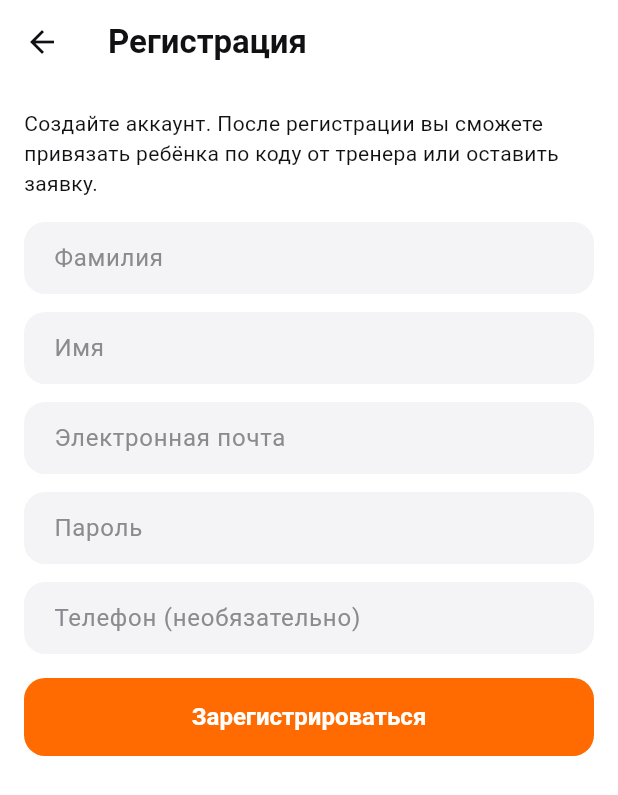
After one commit to soferty2020/Oktagon, a Flutter app: the screen it shows after launch, after a tap on "Войти", after a tap on "Зарегистрироваться", on a phone screen of 412 x 824 dp. The commit adds this screen. Shown: the top 795 px of the screen. Run offline on Flutter 3.47's test engine with Material 3 defaults, Android fonts, the phone set to English and light mode, and no system bars; our stand-ins replace flutter_secure_storage.

Commit message:
feat(mobile): регистрация родителя и привязка ребёнка (ADR-0015)
Родитель больше не упирается в «попросите приглашение»: на экране входа
появилась регистрация, а на главной без детей — кнопка «Добавить ребёнка».

**Регистрация.** Почта, пароль, имя, фамилия, телефон. После успеха человек
авторизован и видит общие разделы: новости и расписание.

**Привязка.** Экран «Добавить ребёнка»: код от тренера (8 символов, принимается
с любым регистром) и заявка — ФИО ребёнка, дата рождения, телефон. Список своих
заявок со статусом и причиной отказа.

**Пустое состояние главной** вместо тупикового текста: объясняет два пути и ведёт
на привязку. После успеха список детей перезагружается.

Проверено: analyze и тесты — в CI (локального Flutter нет).

```diff
--- a/apps/mobile/lib/app.dart
+++ b/apps/mobile/lib/app.dart
@@ -3,6 +3,7 @@ import 'package:flutter/material.dart';
 import 'app_theme.dart';
 import 'core/api_client.dart';
 import 'features/attendance/attendance_repository.dart';
+import 'features/home/onboarding_repository.dart';
 import 'features/auth/auth_controller.dart';
 import 'features/auth/login_screen.dart';
 import 'features/chat/chat_controller.dart';
@@ -36,6 +37,7 @@ class OctagonApp extends StatelessWidget {
     required this.sportsController,
     required this.chatsController,
     required this.attendanceRepository,
+    required this.onboardingRepository,
     required this.trainerDayController,
     required this.trainerCalendarController,
     required this.trainerStudentsController,
@@ -57,6 +59,9 @@ class OctagonApp extends StatelessWidget {
 
   /// Нужен истории посещений и предупреждению об отсутствии (H5, H6).
   final AttendanceRepository attendanceRepository;
+
+  /// Привязка ребёнка (ADR-0015): код от тренера или заявка.
+  final OnboardingRepository onboardingRepository;
 
   final TrainerDayController trainerDayController;
   final TrainerCalendarController trainerCalendarController;
@@ -123,6 +128,7 @@ class OctagonApp extends StatelessWidget {
         sports: sportsController,
         chats: chatsController,
         attendance: attendanceRepository,
+      onboarding: onboardingRepository,
         chatFactory: chatFactory,
       );
     }
--- a/apps/mobile/lib/features/auth/login_screen.dart
+++ b/apps/mobile/lib/features/auth/login_screen.dart
@@ -2,6 +2,7 @@ import 'package:flutter/material.dart';
 
 import 'auth_controller.dart';
 import 'invite_code_screen.dart';
+import 'register_screen.dart';
 
 /// Экран входа (H1).
 ///
@@ -154,22 +155,33 @@ class _LoginScreenState extends State<LoginScreen> {
                         ),
                         const SizedBox(height: 16),
                         Text(
-                          'Нет доступа? Попросите администратора клуба отправить приглашение.',
+                          'Нет учётной записи? Зарегистрируйтесь — это бесплатно.',
                           textAlign: TextAlign.center,
                           style: Theme.of(context).textTheme.bodySmall?.copyWith(
                                 color: const Color(0xFF888888),
                               ),
                         ),
+                        const SizedBox(height: 4),
+                        // Регистрация — основной путь для родителя (ADR-0015):
+                        // без неё приложение бесполезно до звонка администратору.
+                        FilledButton.tonal(
+                          onPressed: () => Navigator.of(context).push(
+                            MaterialPageRoute<void>(
+                              builder: (context) => RegisterScreen(auth: widget.controller),
+                            ),
+                          ),
+                          child: const Text('Зарегистрироваться'),
+                        ),
                         const SizedBox(height: 8),
-                        // Код — основной путь для тренера: ссылку из браузера в
-                        // зале открывать неудобно (ADR-0014).
+                        // Код — путь для тренера: ссылку из браузера в зале
+                        // открывать неудобно (ADR-0014).
                         TextButton(
                           onPressed: () => Navigator.of(context).push(
                             MaterialPageRoute<void>(
                               builder: (context) => InviteCodeScreen(auth: widget.controller),
                             ),
                           ),
-                          child: const Text('У меня есть код'),
+                          child: const Text('У меня есть код приглашения'),
                         ),
                       ],
                     ),
--- /dev/null
+++ b/apps/mobile/lib/features/auth/register_screen.dart
@@ -0,0 +1,127 @@
+import 'package:flutter/material.dart';
+
+import '../../design/tokens.dart';
+import 'auth_controller.dart';
+
+/// Самостоятельная регистрация родителя (ADR-0015).
+///
+/// Аккаунт создаётся без детей: после входа человек видит новости клуба и может
+/// привязать ребёнка кодом от тренера или заявкой. Это убирает тупик «попросите
+/// администратора отправить приглашение» на первом запуске.
+class RegisterScreen extends StatefulWidget {
+  const RegisterScreen({super.key, required this.auth});
+
+  final AuthController auth;
+
+  @override
+  State<RegisterScreen> createState() => _RegisterScreenState();
+}
+
+class _RegisterScreenState extends State<RegisterScreen> {
+  final _formKey = GlobalKey<FormState>();
+  final _email = TextEditingController();
+  final _password = TextEditingController();
+  final _firstName = TextEditingController();
+  final _lastName = TextEditingController();
+  final _phone = TextEditingController();
+
+  @override
+  void dispose() {
+    _email.dispose();
+    _password.dispose();
+    _firstName.dispose();
+    _lastName.dispose();
+    _phone.dispose();
+    super.dispose();
+  }
+
+  Future<void> _submit() async {
+    if (!(_formKey.currentState?.validate() ?? false)) {
+      return;
+    }
+
+    final ok = await widget.auth.register(
+      email: _email.text,
+      password: _password.text,
+      firstName: _firstName.text,
+      lastName: _lastName.text,
+      phone: _phone.text,
+    );
+
+    if (!mounted) {
+      return;
+    }
+
+    if (ok) {
+      Navigator.of(context).popUntil((route) => route.isFirst);
+    }
+  }
+
+  @override
+  Widget build(BuildContext context) {
+    return Scaffold(
+      appBar: AppBar(title: const Text('Регистрация')),
+      body: ListenableBuilder(
+        listenable: widget.auth,
+        builder: (context, _) {
+          return Form(
+            key: _formKey,
+            child: ListView(
+              padding: const EdgeInsets.all(AppSpacing.lg),
+              children: [
+                const Text(
+                  'Создайте аккаунт. После регистрации вы сможете привязать ребёнка '
+                  'по коду от тренера или оставить заявку.',
+                ),
+                const SizedBox(height: AppSpacing.lg),
+                TextFormField(
+                  controller: _lastName,
+                  decoration: const InputDecoration(labelText: 'Фамилия'),
+                  validator: (value) =>
+                      (value ?? '').trim().isEmpty ? 'Укажите фамилию' : null,
+                ),
+                const SizedBox(height: AppSpacing.md),
+                TextFormField(
+                  controller: _firstName,
+                  decoration: const InputDecoration(labelText: 'Имя'),
+                  validator: (value) => (value ?? '').trim().isEmpty ? 'Укажите имя' : null,
+                ),
+                const SizedBox(height: AppSpacing.md),
+                TextFormField(
+                  controller: _email,
+                  keyboardType: TextInputType.emailAddress,
+                  decoration: const InputDecoration(labelText: 'Электронная почта'),
+                  validator: (value) =>
+                      (value ?? '').contains('@') ? null : 'Укажите корректный email',
+                ),
+                const SizedBox(height: AppSpacing.md),
+                TextFormField(
+                  controller: _password,
+                  obscureText: true,
+                  decoration: const InputDecoration(labelText: 'Пароль'),
+                  validator: (value) =>
+                      (value ?? '').length < 8 ? 'Пароль короче 8 символов' : null,
+                ),
+                const SizedBox(height: AppSpacing.md),
+                TextFormField(
+                  controller: _phone,
+                  keyboardType: TextInputType.phone,
+                  decoration: const InputDecoration(labelText: 'Телефон (необязательно)'),
+                ),
+                if (widget.auth.error != null) ...[
+                  const SizedBox(height: AppSpacing.md),
+                  Text(widget.auth.error!, style: const TextStyle(color: Colors.red)),
+                ],
+                const SizedBox(height: AppSpacing.lg),
+                FilledButton(
+                  onPressed: widget.auth.busy ? null : _submit,
+                  child: Text(widget.auth.busy ? 'Создаём…' : 'Зарегистрироваться'),
+                ),
+              ],
+            ),
+          );
+        },
+      ),
+    );
+  }
+}
--- /dev/null
+++ b/apps/mobile/lib/features/home/onboarding_repository.dart
@@ -0,0 +1,98 @@
+import '../../core/api_client.dart';
+
+/// Статус заявки на привязку (ADR-0015).
+class LinkRequestStatus {
+  static const pending = 'PENDING';
+  static const approved = 'APPROVED';
+  static const rejected = 'REJECTED';
+}
+
+/// Заявка родителя на привязку к ребёнку.
+class LinkRequest {
+  const LinkRequest({
+    required this.id,
+    required this.status,
+    required this.firstName,
+    required this.lastName,
+    this.birthDate,
+    this.rejectReason,
+  });
+
+  final String id;
+  final String status;
+  final String firstName;
+  final String lastName;
+  final String? birthDate;
+  final String? rejectReason;
+
+  bool get isPending => status == LinkRequestStatus.pending;
+  bool get isRejected => status == LinkRequestStatus.rejected;
+
+  factory LinkRequest.fromJson(Map<String, dynamic> json) {
+    return LinkRequest(
+      id: json['id'] as String,
+      status: json['status'] as String,
+      firstName: json['firstName'] as String,
+      lastName: json['lastName'] as String,
+      birthDate: json['birthDate'] as String?,
+      rejectReason: json['rejectReason'] as String?,
+    );
+  }
+}
+
+/// Привязка родителя к ребёнку: код и заявка (ADR-0015).
+///
+/// Отдельный репозиторий, а не часть домашнего: привязка — это онбординг, у неё
+/// свой жизненный цикл и свои экраны.
+class OnboardingRepository {
+  OnboardingRepository({required ApiClient client}) : _client = client;
+
+  final ApiClient _client;
+
+  /// Принимает код от тренера или администратора.
+  Future<void> acceptLinkCode(String code, {required String token}) async {
+    await _client.postJson(
+      '/me/link-code',
+      token: token,
+      body: {'code': code.trim().toUpperCase()},
+    );
+  }
+
+  /// Создаёт заявку, если кода нет.
+  Future<LinkRequest> createRequest({
+    required String firstName,
+    required String lastName,
+    String? birthDate,
+    String? phone,
+    required String token,
+  }) async {
+    final response = await _client.postJson(
+      '/me/link-requests',
+      token: token,
+      body: {
+        'firstName': firstName.trim(),
+        'lastName': lastName.trim(),
+        if (birthDate != null && birthDate.isNotEmpty) 'birthDate': birthDate,
+        if (phone != null && phone.trim().isNotEmpty) 'phone': phone.trim(),
+      },
+    );
+
+    return LinkRequest.fromJson(response);
+  }
+
+  /// Свои заявки: статус и причина отказа.
+  Future<List<LinkRequest>> myRequests({required String token}) async {
+    final response = await _client.getJson('/me/link-requests', token: token);
+
+    // Список приходит массивом; `HttpApiClient` оборачивает его в `data`.
+    final raw = response['data'] ?? response;
+    if (raw is! List) {
+      return const [];
+    }
+
+    return raw
+        .whereType<Map<String, dynamic>>()
+        .map(LinkRequest.fromJson)
+        .toList(growable: false);
+  }
+}
--- a/apps/mobile/lib/features/shell/member_shell.dart
+++ b/apps/mobile/lib/features/shell/member_shell.dart
@@ -4,6 +4,7 @@ import '../../design/tokens.dart';
 import '../attendance/attendance_history_controller.dart';
 import '../attendance/attendance_history_screen.dart';
 import '../attendance/attendance_repository.dart';
+import '../home/onboarding_repository.dart';
 import '../auth/auth_controller.dart';
 import '../chat/chat_controller.dart';
 import '../chat/chats_controller.dart';
@@ -34,6 +35,7 @@ class MemberShell extends StatefulWidget {
     required this.sports,
     required this.chats,
     required this.attendance,
+    this.onboarding,
     required this.chatFactory,
   });
 
@@ -48,6 +50,9 @@ class MemberShell extends StatefulWidget {
 
   /// Нужен истории посещений и предупреждению об отсутствии (H5, H6).
   final AttendanceRepository attendance;
+
+  /// Привязка ребёнка (ADR-0015): нужна, когда детей ещё нет.
+  final OnboardingRepository? onboarding;
 
   /// Переписка создается на каждый диалог: состояние одной не должно переходить
   /// в другую.
@@ -96,6 +101,7 @@ class _MemberShellState extends State<MemberShell> {
                 MemberHomeContent(
                   auth: widget.auth,
                   controller: widget.home,
+                  onboarding: widget.onboarding,
                   onOpenSchedule: () => setState(() => _index = 1),
                   onOpenNews: () => setState(() => _index = 2),
                   onOpenAttendance: () => _openHistory(selected?.id, selected?.firstName ?? ''),
--- a/apps/mobile/lib/main.dart
+++ b/apps/mobile/lib/main.dart
@@ -9,6 +9,7 @@ import 'core/token_storage.dart';
 import 'features/athletes/athlete_repository.dart';
 import 'features/admin/trial_requests_screen.dart';
 import 'features/attendance/attendance_repository.dart';
+import 'features/home/onboarding_repository.dart';
 import 'features/attestations/attestation_controller.dart';
 import 'features/attestations/attestation_repository.dart';
 import 'features/auth/auth_controller.dart';
@@ -52,6 +53,9 @@ void main() {
   // Посещаемость нужна и главной (сводка), и истории с предупреждением об
   // отсутствии: репозиторий один, запросы разные.
   final attendanceRepository = AttendanceRepository(client: client);
+
+  // Привязка ребёнка (ADR-0015): родитель вводит код или оставляет заявку.
+  final onboardingRepository = OnboardingRepository(client: client);
 
   final memberHomeController = MemberHomeController(
     athletes: AthleteRepository(client: client),
@@ -105,6 +109,7 @@ void main() {
       sportsController: sportsController,
       chatsController: chatsController,
       attendanceRepository: attendanceRepository,
+    onboardingRepository: onboardingRepository,
       trainerDayController: trainerDayController,
       trainerCalendarController: trainerCalendarController,
       trainerStudentsController: trainerStudentsController,
```
Also changed, not shown: apps/mobile/lib/features/auth/auth_controller.dart (+35 -0 lines), apps/mobile/lib/features/auth/auth_repository.dart (+28 -0 lines), apps/mobile/lib/features/home/link_child_screen.dart (added, +310 -0 lines), apps/mobile/lib/features/home/member_home_screen.dart (+78 -4 lines).
